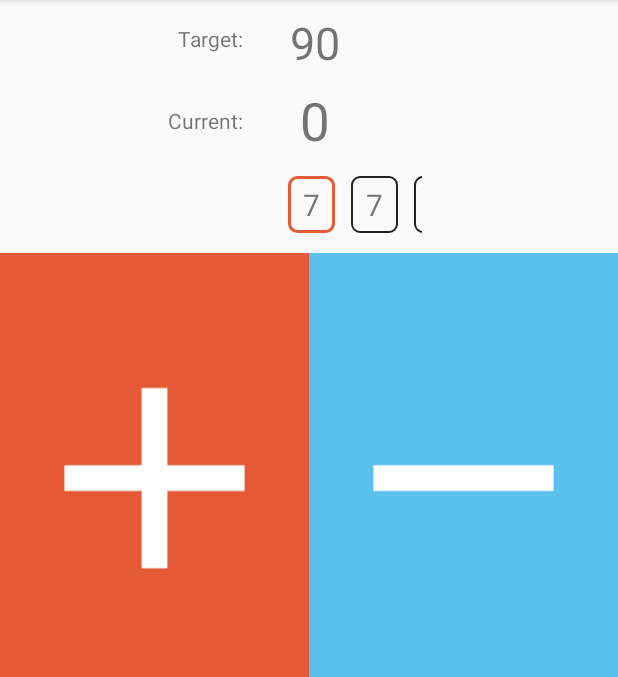
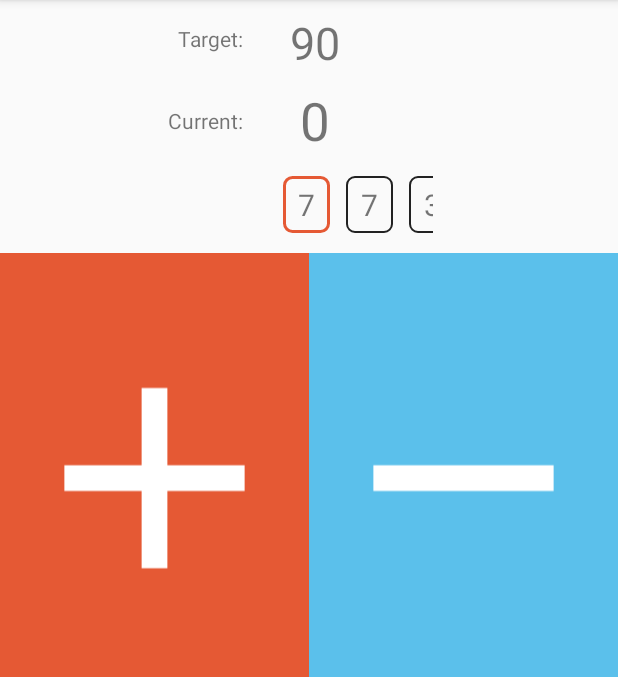
Before and after one commit to sen-yang/cs446, an Android app: the screen it shows after launch (MainActivity), on a phone screen of 412 x 824 dp, the part 84-761 px from its top. Run offline under Robolectric (Android 15) with nearby library versions, the phone set to English and light mode, and no system bars.

Commit message:
Increased number list width.

```diff
--- a/PrototypeSen/app/src/main/res/layout/activity_main.xml
+++ b/PrototypeSen/app/src/main/res/layout/activity_main.xml
@@ -68,7 +68,7 @@
 
     <sen.sen.prototypesen.CustomUI.NumberListVIew
         android:id="@+id/numberListView"
-        android:layout_width="150dp"
+        android:layout_width="165dp"
         android:layout_height="wrap_content"
         android:layout_marginEnd="8dp"
         android:layout_marginStart="8dp"
@@ -77,7 +77,7 @@
         app:layout_constraintStart_toStartOf="parent"
         app:layout_constraintTop_toBottomOf="@+id/currentTextView"
         android:clipToPadding="false"
-        android:paddingLeft="55dp"/>
+        android:paddingLeft="60dp"/>
 
     <ImageView
         android:id="@+id/addButton"
```
